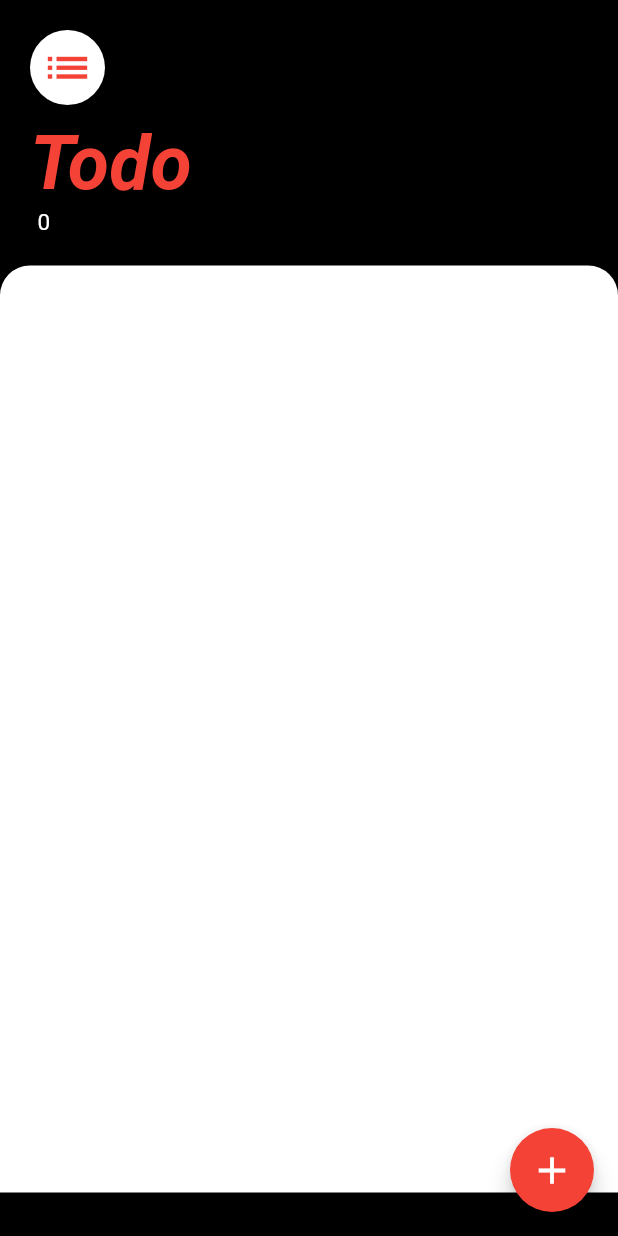
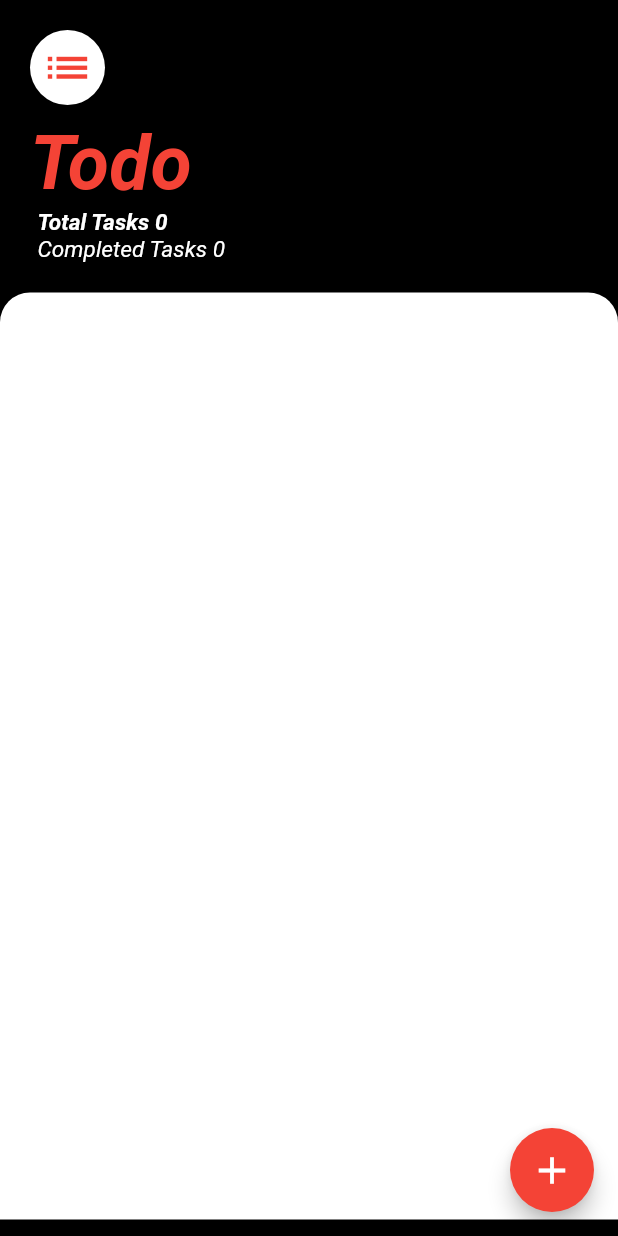
Before and after one commit to shresthkapoor7/todo, a Flutter app: the screen it shows after launch, on a phone screen of 412 x 824 dp. Run offline on Flutter 3.47's test engine with Material 2 defaults, Android fonts, the phone set to English and light mode, and no system bars.

Commit message:
Total Tasks and completed tasks

```diff
--- a/lib/screens/taskscreen.dart
+++ b/lib/screens/taskscreen.dart
@@ -18,10 +18,11 @@ const kTextFieldDecoration = InputDecoration(
   ),
 );
 bool af = false;
+int completedTasks = 0;
+List<int> cT = [];
 
 class TasksScreen extends StatelessWidget {
   final myController = TextEditingController();
-
   Widget buildBottomSheet(BuildContext context) {
     return Container(
         height: MediaQuery.of(context).size.height * 0.75,
@@ -80,7 +81,6 @@ class TasksScreen extends StatelessWidget {
             ),
             TextButton(
                 onPressed: () {
-                  //TODO:
                   if (myController.text != '')
                     items.add(Item(txt: myController.text));
                   myController.text = '';
@@ -171,8 +171,24 @@ class TasksScreen extends StatelessWidget {
             Padding(
               padding: EdgeInsets.only(left: 25.0),
               child: Text(
-                items.length.toString(),
-                style: TextStyle(fontSize: 15, color: Colors.white),
+                'Total Tasks ${items.length.toString()}',
+                style: TextStyle(
+                    fontSize: 15,
+                    color: Colors.white,
+                    fontStyle: FontStyle.italic,
+                    fontWeight: FontWeight.w600),
+              ),
+            ),
+            Padding(
+              padding: EdgeInsets.only(left: 25.0),
+              child: Text(
+                //TODO:
+                'Completed Tasks $completedTasks',
+                style: TextStyle(
+                  fontSize: 15,
+                  color: Colors.white,
+                  fontStyle: FontStyle.italic,
+                ),
               ),
             ),
             SizedBox(
@@ -231,9 +247,13 @@ class _ItemState extends State<Item> {
               onPressed: () {
                 setState(() {
                   if (press == true) {
+                    completedTasks += 1;
                     press = false;
+                    TasksScreen();
                   } else {
+                    completedTasks -= 1;
                     press = true;
+                    TasksScreen();
                   }
                 });
               },
```
Also changed, not shown: 2 other files.
